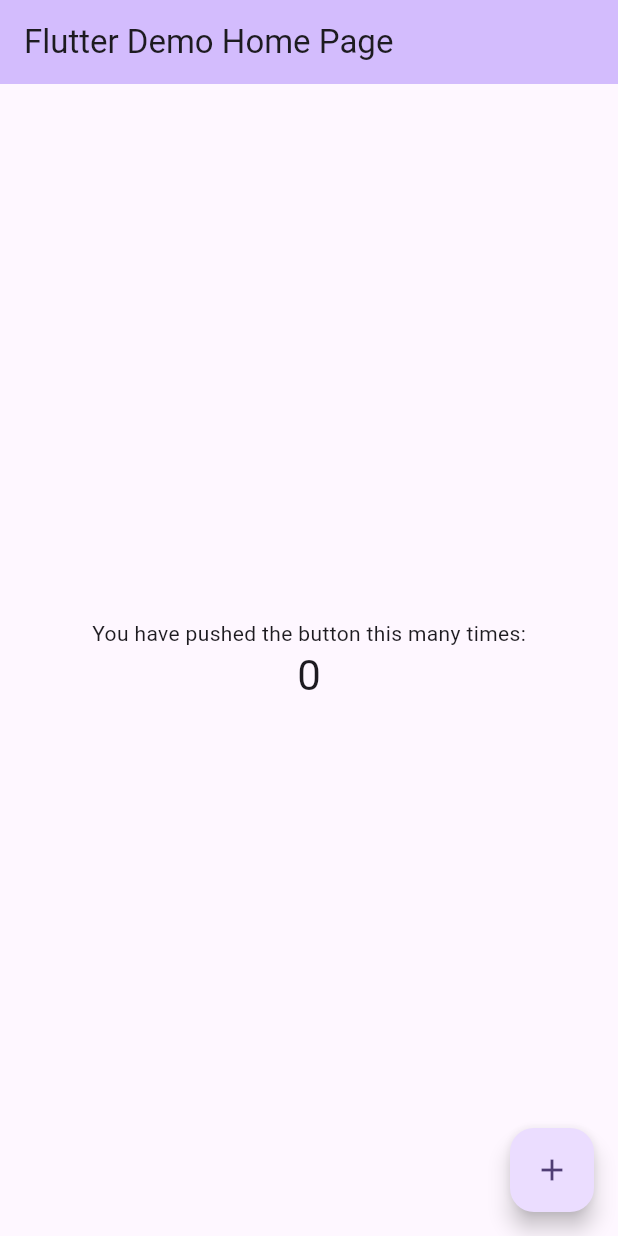
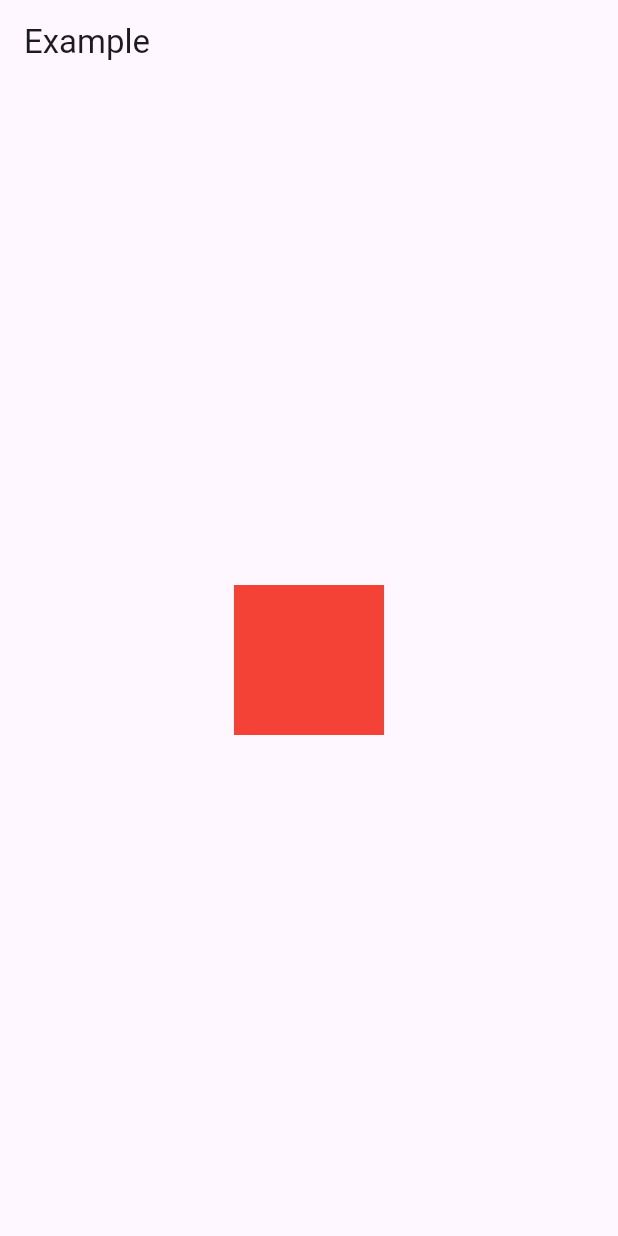
Before and after one commit to DanielZiborov/News, a Flutter app: the screen it shows after launch, on a phone screen of 412 x 824 dp. Run offline on Flutter 3.47's test engine with Material 3 defaults, Android fonts, the phone set to English and light mode, and no system bars; our stand-ins replace auto_route.

Commit message:
настройка навигации

```diff
--- /dev/null
+++ b/lib/app.dart
@@ -0,0 +1,16 @@
+import 'package:flutter/material.dart';
+import 'package:news/src/config/router/app_router.dart';
+
+class App extends StatelessWidget {
+  final _appRouter = AppRouter();
+
+  App({super.key});
+
+  @override
+  Widget build(BuildContext context) {
+    return MaterialApp.router(
+      debugShowCheckedModeBanner: false,
+      routerConfig: _appRouter.config(),
+    );
+  }
+}
--- a/lib/main.dart
+++ b/lib/main.dart
@@ -1,125 +1,4 @@
 import 'package:flutter/material.dart';
+import 'package:news/app.dart';
 
-void main() {
-  runApp(const MyApp());
-}
-
-class MyApp extends StatelessWidget {
-  const MyApp({super.key});
-
-  // This widget is the root of your application.
-  @override
-  Widget build(BuildContext context) {
-    return MaterialApp(
-      title: 'Flutter Demo',
-      theme: ThemeData(
-        // This is the theme of your application.
-        //
-        // TRY THIS: Try running your application with "flutter run". You'll see
-        // the application has a purple toolbar. Then, without quitting the app,
-        // try changing the seedColor in the colorScheme below to Colors.green
-        // and then invoke "hot reload" (save your changes or press the "hot
-        // reload" button in a Flutter-supported IDE, or press "r" if you used
-        // the command line to start the app).
-        //
-        // Notice that the counter didn't reset back to zero; the application
-        // state is not lost during the reload. To reset the state, use hot
-        // restart instead.
-        //
-        // This works for code too, not just values: Most code changes can be
-        // tested with just a hot reload.
-        colorScheme: ColorScheme.fromSeed(seedColor: Colors.deepPurple),
-        useMaterial3: true,
-      ),
-      home: const MyHomePage(title: 'Flutter Demo Home Page'),
-    );
-  }
-}
-
-class MyHomePage extends StatefulWidget {
-  const MyHomePage({super.key, required this.title});
-
-  // This widget is the home page of your application. It is stateful, meaning
-  // that it has a State object (defined below) that contains fields that affect
-  // how it looks.
-
-  // This class is the configuration for the state. It holds the values (in this
-  // case the title) provided by the parent (in this case the App widget) and
-  // used by the build method of the State. Fields in a Widget subclass are
-  // always marked "final".
-
-  final String title;
-
-  @override
-  State<MyHomePage> createState() => _MyHomePageState();
-}
-
-class _MyHomePageState extends State<MyHomePage> {
-  int _counter = 0;
-
-  void _incrementCounter() {
-    setState(() {
-      // This call to setState tells the Flutter framework that something has
-      // changed in this State, which causes it to rerun the build method below
-      // so that the display can reflect the updated values. If we changed
-      // _counter without calling setState(), then the build method would not be
-      // called again, and so nothing would appear to happen.
-      _counter++;
-    });
-  }
-
-  @override
-  Widget build(BuildContext context) {
-    // This method is rerun every time setState is called, for instance as done
-    // by the _incrementCounter method above.
-    //
-    // The Flutter framework has been optimized to make rerunning build methods
-    // fast, so that you can just rebuild anything that needs updating rather
-    // than having to individually change instances of widgets.
-    return Scaffold(
-      appBar: AppBar(
-        // TRY THIS: Try changing the color here to a specific color (to
-        // Colors.amber, perhaps?) and trigger a hot reload to see the AppBar
-        // change color while the other colors stay the same.
-        backgroundColor: Theme.of(context).colorScheme.inversePrimary,
-        // Here we take the value from the MyHomePage object that was created by
-        // the App.build method, and use it to set our appbar title.
-        title: Text(widget.title),
-      ),
-      body: Center(
-        // Center is a layout widget. It takes a single child and positions it
-        // in the middle of the parent.
-        child: Column(
-          // Column is also a layout widget. It takes a list of children and
-          // arranges them vertically. By default, it sizes itself to fit its
-          // children horizontally, and tries to be as tall as its parent.
-          //
-          // Column has various properties to control how it sizes itself and
-          // how it positions its children. Here we use mainAxisAlignment to
-          // center the children vertically; the main axis here is the vertical
-          // axis because Columns are vertical (the cross axis would be
-          // horizontal).
-          //
-          // TRY THIS: Invoke "debug painting" (choose the "Toggle Debug Paint"
-          // action in the IDE, or press "p" in the console), to see the
-          // wireframe for each widget.
-          mainAxisAlignment: MainAxisAlignment.center,
-          children: <Widget>[
-            const Text(
-              'You have pushed the button this many times:',
-            ),
-            Text(
-              '$_counter',
-              style: Theme.of(context).textTheme.headlineMedium,
-            ),
-          ],
-        ),
-      ),
-      floatingActionButton: FloatingActionButton(
-        onPressed: _incrementCounter,
-        tooltip: 'Increment',
-        child: const Icon(Icons.add),
-      ), // This trailing comma makes auto-formatting nicer for build methods.
-    );
-  }
-}
+void main() => runApp(App());
--- /dev/null
+++ b/lib/src/config/router/app_router.dart
@@ -0,0 +1,16 @@
+import 'package:auto_route/auto_route.dart';
+import 'package:news/src/presentation/views/articles_details_screen.dart';
+import 'package:news/src/presentation/views/breaking_news_screen.dart';
+import 'package:news/src/presentation/views/save_articles_details_screen.dart';
+
+part 'app_router.gr.dart';
+
+@AutoRouterConfig(replaceInRouteName: 'Screen|Page,Route')
+class AppRouter extends RootStackRouter {
+  @override
+  List<AutoRoute> get routes => [
+        AutoRoute(page: BreakingNewsRoute.page, initial: true),
+        AutoRoute(page: ArticlesDetailsRoute.page),
+        AutoRoute(page: SaveArticlesDetailsRoute.page),
+      ];
+}
--- /dev/null
+++ b/lib/src/presentation/views/articles_details_screen.dart
@@ -0,0 +1,12 @@
+import 'package:auto_route/auto_route.dart';
+import 'package:flutter/material.dart';
+
+@RoutePage()
+class ArticlesDetailsScreen extends StatelessWidget {
+  const ArticlesDetailsScreen({super.key});
+
+  @override
+  Widget build(BuildContext context) {
+    return Container();
+  }
+}
--- /dev/null
+++ b/lib/src/presentation/views/breaking_news_screen.dart
@@ -0,0 +1,23 @@
+import 'package:auto_route/auto_route.dart';
+import 'package:flutter/material.dart';
+
+@RoutePage()
+class BreakingNewsScreen extends StatelessWidget {
+  const BreakingNewsScreen({super.key});
+
+  @override
+  Widget build(BuildContext context) {
+    return Scaffold(
+      appBar: AppBar(
+        title: const Text("Example"),
+      ),
+      body: Center(
+        child: Container(
+          height: 100,
+          width: 100,
+          color: Colors.red,
+        ),
+      ),
+    );
+  }
+}
--- /dev/null
+++ b/lib/src/presentation/views/save_articles_details_screen.dart
@@ -0,0 +1,12 @@
+import 'package:auto_route/auto_route.dart';
+import 'package:flutter/material.dart';
+
+@RoutePage()
+class SaveArticlesDetailsScreen extends StatelessWidget {
+  const SaveArticlesDetailsScreen({super.key});
+
+  @override
+  Widget build(BuildContext context) {
+    return Container();
+  }
+}
--- a/pubspec.yaml
+++ b/pubspec.yaml
@@ -42,12 +42,10 @@ dependencies:
 
   flutter_bloc: ^8.1.6
 
-  flutter_hooks: ^0.20.5
   get_it: ^8.0.2
   floor: ^1.5.0
   equatable: ^2.0.5
   oktoast: ^3.4.0
-  awesome_dio_interceptor: ^1.3.0
   auto_route: ^9.2.2
 
 dev_dependencies:
```
Also changed, not shown: lib/src/config/router/app_router.gr.dart (added), pubspec.lock.
